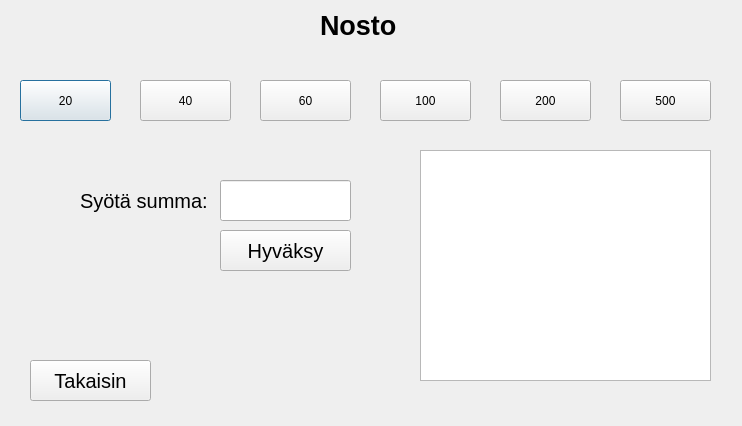
Before: the Qt Designer form bankautomat/nosto.ui in tvt21kmo-bank-project/group_4, drawn with Qt 5.
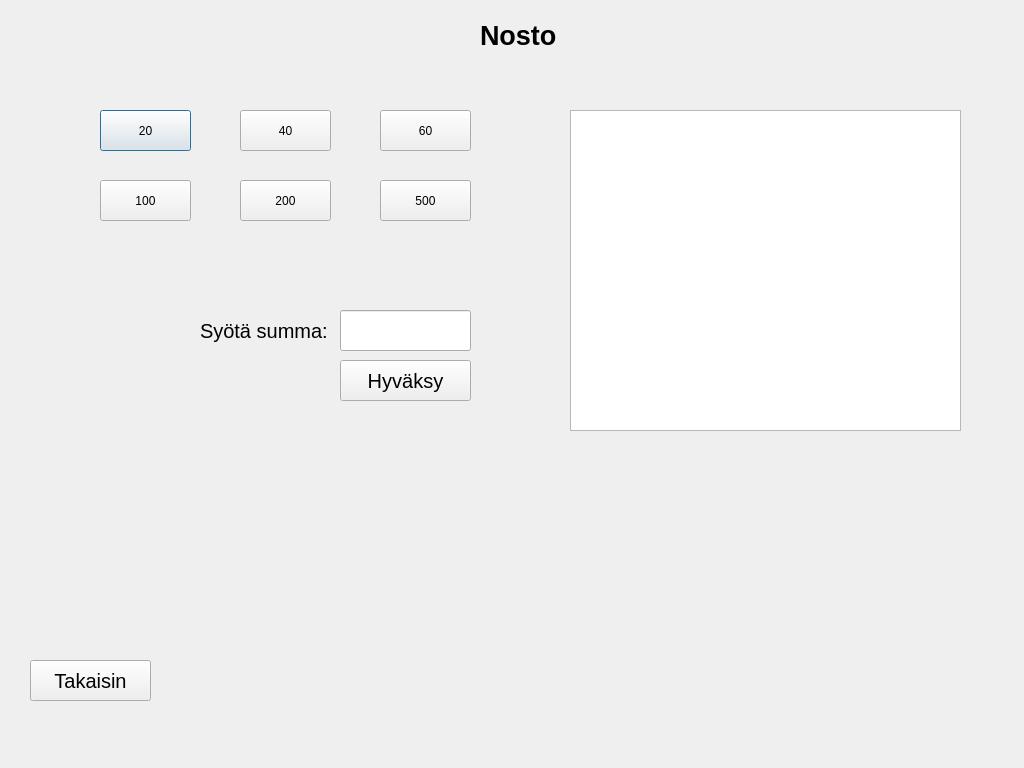
After: the same form once the commit is applied.

Diff of the .ui file:
```diff
--- a/bankautomat/nosto.ui
+++ b/bankautomat/nosto.ui
@@ -6,8 +6,8 @@
    <rect>
     <x>0</x>
     <y>0</y>
-    <width>742</width>
-    <height>426</height>
+    <width>1024</width>
+    <height>768</height>
    </rect>
   </property>
   <property name="windowTitle">
@@ -16,8 +16,8 @@
   <widget class="QPushButton" name="btn20">
    <property name="geometry">
     <rect>
-     <x>20</x>
-     <y>80</y>
+     <x>100</x>
+     <y>110</y>
      <width>91</width>
      <height>41</height>
     </rect>
@@ -29,8 +29,8 @@
   <widget class="QPushButton" name="btn40">
    <property name="geometry">
     <rect>
-     <x>140</x>
-     <y>80</y>
+     <x>240</x>
+     <y>110</y>
      <width>91</width>
      <height>41</height>
     </rect>
@@ -42,8 +42,8 @@
   <widget class="QPushButton" name="btn60">
    <property name="geometry">
     <rect>
-     <x>260</x>
-     <y>80</y>
+     <x>380</x>
+     <y>110</y>
      <width>91</width>
      <height>41</height>
     </rect>
@@ -55,8 +55,8 @@
   <widget class="QPushButton" name="btn100">
    <property name="geometry">
     <rect>
-     <x>380</x>
-     <y>80</y>
+     <x>100</x>
+     <y>180</y>
      <width>91</width>
      <height>41</height>
     </rect>
@@ -68,8 +68,8 @@
   <widget class="QPushButton" name="btn200">
    <property name="geometry">
     <rect>
-     <x>500</x>
-     <y>80</y>
+     <x>240</x>
+     <y>180</y>
      <width>91</width>
      <height>41</height>
     </rect>
@@ -81,8 +81,8 @@
   <widget class="QPushButton" name="btn500">
    <property name="geometry">
     <rect>
-     <x>620</x>
-     <y>80</y>
+     <x>380</x>
+     <y>180</y>
      <width>91</width>
      <height>41</height>
     </rect>
@@ -94,8 +94,8 @@
   <widget class="QLineEdit" name="leSsumma">
    <property name="geometry">
     <rect>
-     <x>220</x>
-     <y>180</y>
+     <x>340</x>
+     <y>310</y>
      <width>131</width>
      <height>41</height>
     </rect>
@@ -104,8 +104,8 @@
   <widget class="QPushButton" name="btnHyvaksy">
    <property name="geometry">
     <rect>
-     <x>220</x>
-     <y>230</y>
+     <x>340</x>
+     <y>360</y>
      <width>131</width>
      <height>41</height>
     </rect>
@@ -122,8 +122,8 @@
   <widget class="QLabel" name="label">
    <property name="geometry">
     <rect>
-     <x>320</x>
-     <y>10</y>
+     <x>480</x>
+     <y>20</y>
      <width>91</width>
      <height>31</height>
     </rect>
@@ -142,8 +142,8 @@
   <widget class="QLabel" name="label_2">
    <property name="geometry">
     <rect>
-     <x>80</x>
-     <y>180</y>
+     <x>200</x>
+     <y>310</y>
      <width>131</width>
      <height>41</height>
     </rect>
@@ -161,7 +161,7 @@
    <property name="geometry">
     <rect>
      <x>30</x>
-     <y>360</y>
+     <y>660</y>
      <width>121</width>
      <height>41</height>
     </rect>
@@ -178,10 +178,10 @@
   <widget class="QTextEdit" name="textEditNostoTiedot">
    <property name="geometry">
     <rect>
-     <x>420</x>
-     <y>150</y>
-     <width>291</width>
-     <height>231</height>
+     <x>570</x>
+     <y>110</y>
+     <width>391</width>
+     <height>321</height>
     </rect>
    </property>
   </widget>
```
